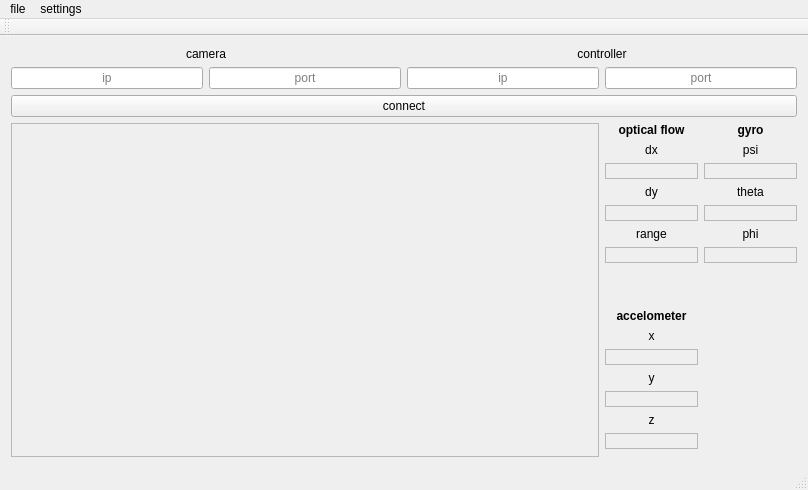
The window that RemoteControl/MainWindow.ui (Adimazuz/AutoRaceCar) describes before a commit, drawn with Qt 5.
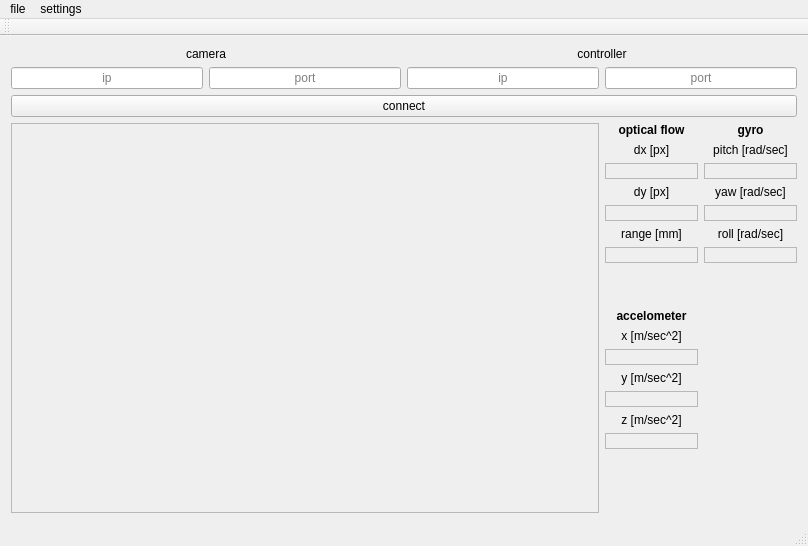
The same window after the commit.

Patch:
```diff
--- a/RemoteControl/MainWindow.ui
+++ b/RemoteControl/MainWindow.ui
@@ -7,7 +7,7 @@
     <x>0</x>
     <y>0</y>
     <width>808</width>
-    <height>490</height>
+    <height>546</height>
    </rect>
   </property>
   <property name="windowTitle">
@@ -146,7 +146,7 @@
       <item row="1" column="0">
        <widget class="QLabel" name="lbl_dx">
         <property name="text">
-         <string>dx</string>
+         <string>dx [px]</string>
         </property>
         <property name="alignment">
          <set>Qt::AlignCenter</set>
@@ -169,7 +169,7 @@
       <item row="3" column="0">
        <widget class="QLabel" name="lbl_dy">
         <property name="text">
-         <string>dy</string>
+         <string>dy [px]</string>
         </property>
         <property name="alignment">
          <set>Qt::AlignCenter</set>
@@ -208,7 +208,7 @@
       <item row="10" column="0">
        <widget class="QLabel" name="label_2">
         <property name="text">
-         <string>x</string>
+         <string>x [m/sec^2]</string>
         </property>
         <property name="alignment">
          <set>Qt::AlignCenter</set>
@@ -218,7 +218,7 @@
       <item row="5" column="1">
        <widget class="QLabel" name="lbl_phi">
         <property name="text">
-         <string>phi</string>
+         <string>roll [rad/sec]</string>
         </property>
         <property name="alignment">
          <set>Qt::AlignCenter</set>
@@ -257,7 +257,7 @@
       <item row="5" column="0">
        <widget class="QLabel" name="lbl_range">
         <property name="text">
-         <string>range</string>
+         <string>range [mm]</string>
         </property>
         <property name="alignment">
          <set>Qt::AlignCenter</set>
@@ -267,7 +267,7 @@
       <item row="1" column="1">
        <widget class="QLabel" name="lbl_psi">
         <property name="text">
-         <string>psi</string>
+         <string>pitch [rad/sec]</string>
         </property>
         <property name="alignment">
          <set>Qt::AlignCenter</set>
@@ -290,7 +290,7 @@
       <item row="3" column="1">
        <widget class="QLabel" name="lbl_theta">
         <property name="text">
-         <string>theta</string>
+         <string>yaw [rad/sec]</string>
         </property>
         <property name="alignment">
          <set>Qt::AlignCenter</set>
@@ -313,7 +313,7 @@
       <item row="14" column="0">
        <widget class="QLabel" name="label_6">
         <property name="text">
-         <string>z</string>
+         <string>z [m/sec^2]</string>
         </property>
         <property name="alignment">
          <set>Qt::AlignCenter</set>
@@ -349,7 +349,7 @@
       <item row="12" column="0">
        <widget class="QLabel" name="label_4">
         <property name="text">
-         <string>y</string>
+         <string>y [m/sec^2]</string>
         </property>
         <property name="alignment">
          <set>Qt::AlignCenter</set>
```
